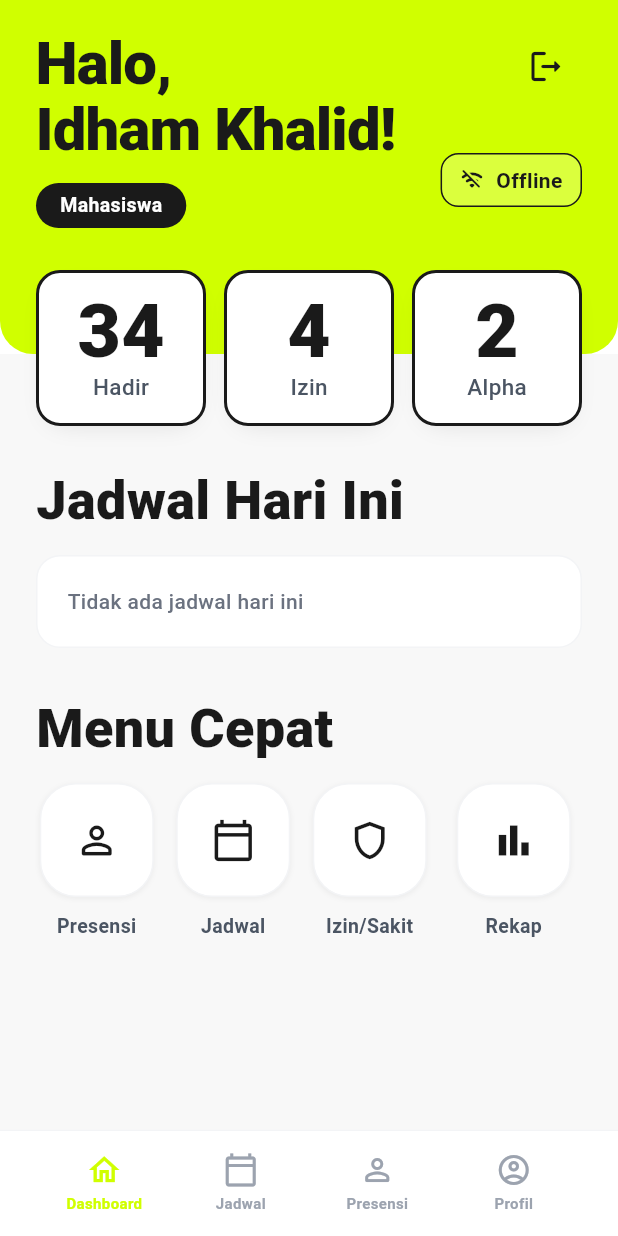
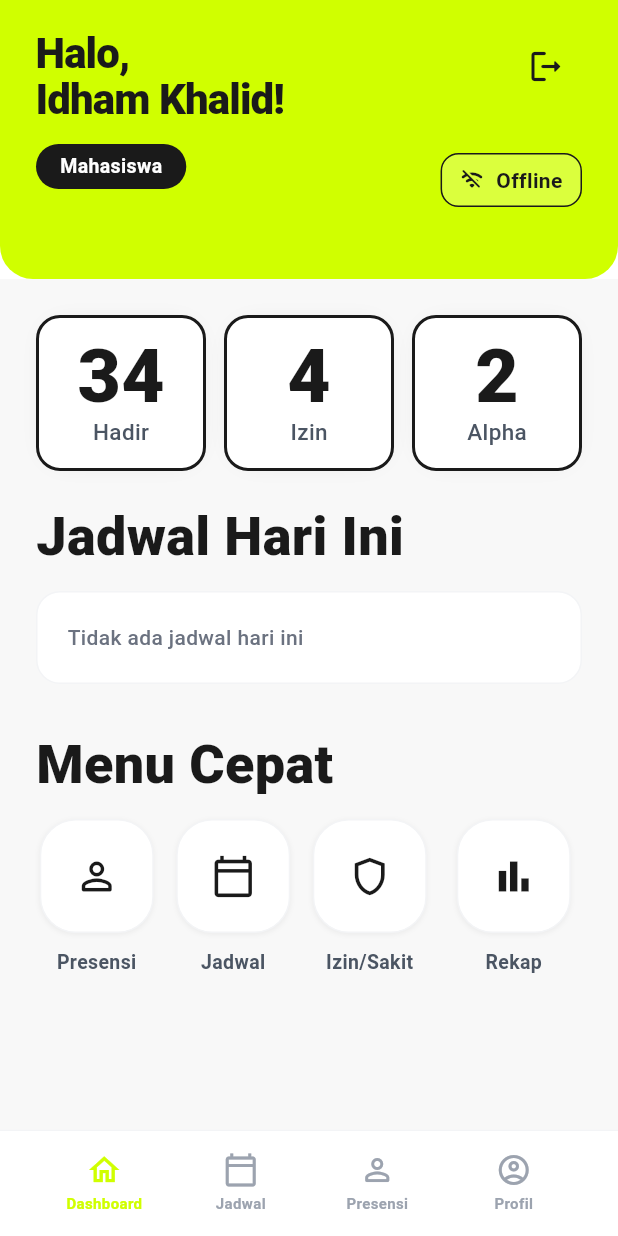
Before and after one commit to MFaizR77/SmartAttend, a Flutter app: the MahasiswaDashboardScreen screen opened directly with sample values from the repository, on a phone screen of 412 x 824 dp. Run offline on Flutter 3.47's test engine with Material 3 defaults, Android fonts, the phone set to English and light mode, and no system bars; our stand-ins replace connectivity_plus, flutter_dotenv, hive, hive_flutter; missing offline and left inert: mongo_dart; accounts and stored records are empty; Roboto replaces fonts that are missing (Plus Jakarta Sans).

Commit message:
update ui dashboard

```diff
--- a/lib/features/mahasiswa/dashboard/view/mahasiswa_dashboard_screen.dart
+++ b/lib/features/mahasiswa/dashboard/view/mahasiswa_dashboard_screen.dart
@@ -61,13 +61,16 @@ class _MahasiswaDashboardScreenState extends State<MahasiswaDashboardScreen> {
                     child: SingleChildScrollView(
                       padding: EdgeInsets.fromLTRB(
                         24,
-                        78,
+                        24,
                         24,
                         124 + bottomInset,
                       ),
                       child: Column(
                         crossAxisAlignment: CrossAxisAlignment.start,
                         children: [
+                          _buildStatistik(),
+                          const SizedBox(height: 24),
+
                           _buildSectionTitle('Jadwal Hari Ini'),
                           const SizedBox(height: 16),
                           _buildJadwalList(),
@@ -82,12 +85,12 @@ class _MahasiswaDashboardScreenState extends State<MahasiswaDashboardScreen> {
                 ),
               ],
             ),
-            Positioned(
-              top: 180,
-              left: 24,
-              right: 24,
-              child: _buildStatistik(),
-            ),
+            // Positioned(
+            //   top: 180,
+            //   left: 24,
+            //   right: 24,
+            //   child: _buildStatistik(),
+            // ),
           ],
         ),
       ),
@@ -98,7 +101,7 @@ class _MahasiswaDashboardScreenState extends State<MahasiswaDashboardScreen> {
   Widget _buildTopHeader() {
     return Container(
       width: double.infinity,
-      padding: const EdgeInsets.fromLTRB(24, 20, 24, 84),
+      padding: const EdgeInsets.fromLTRB(24, 20, 24, 48),
       decoration: const BoxDecoration(
         color: _brand,
         borderRadius: BorderRadius.vertical(bottom: Radius.circular(22)),
@@ -117,7 +120,7 @@ class _MahasiswaDashboardScreenState extends State<MahasiswaDashboardScreen> {
                     fontFamily: 'Plus Jakarta Sans',
                     fontWeight: FontWeight.w800,
                     height: 1.1,
-                    fontSize: 40,
+                    fontSize: 28,
                     letterSpacing: -0.6,
                   ),
                 ),
@@ -217,7 +220,7 @@ class _MahasiswaDashboardScreenState extends State<MahasiswaDashboardScreen> {
             BoxShadow(
               color: Color(0x19000000),
               blurRadius: 12,
-              offset: Offset(0, 6),
+              // offset: Offset(0, 6),
               spreadRadius: -6,
             ),
           ],
```
